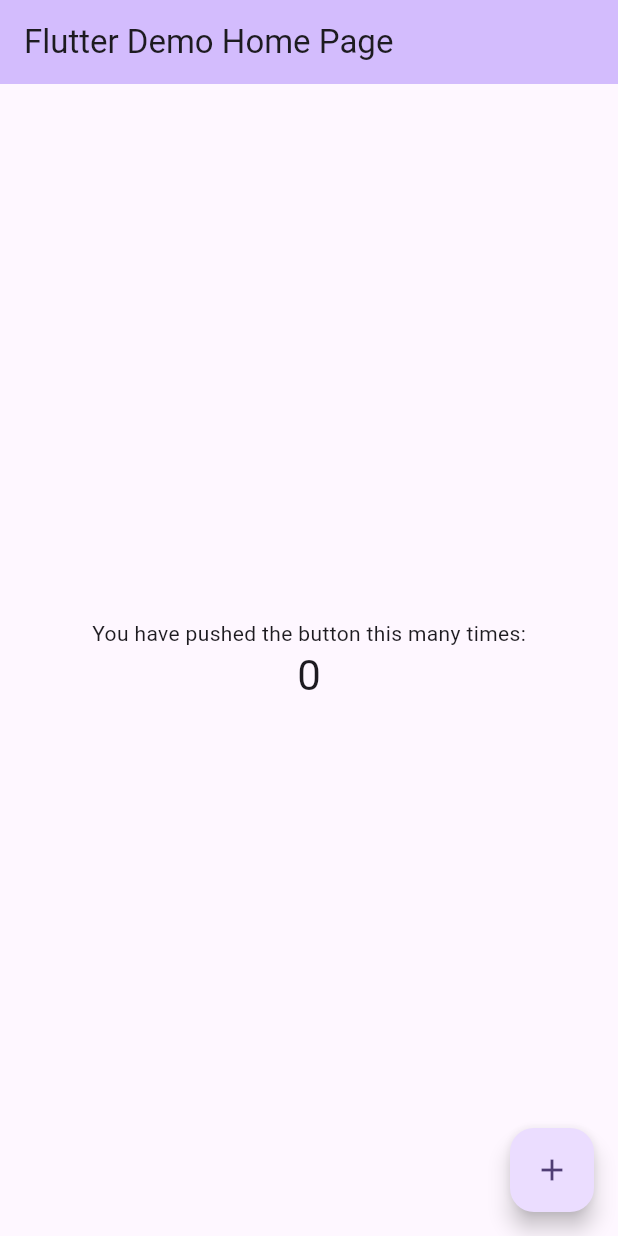
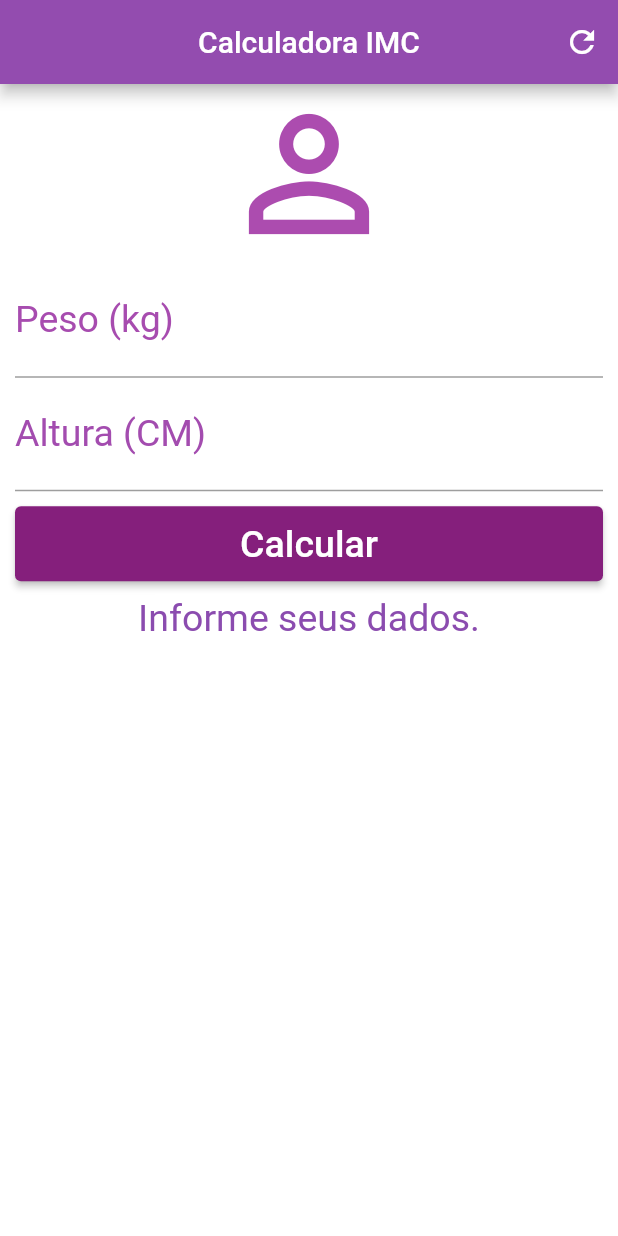
Before and after one commit to suamirochadev/flutter-dio, a Flutter app: the screen it shows after launch, on a phone screen of 412 x 824 dp. Run offline on Flutter 3.47's test engine with Material 2 defaults, Android fonts, the phone set to English and light mode, and no system bars.

Commit message:
Calculadora IMC

```diff
--- a/lib/main.dart
+++ b/lib/main.dart
@@ -1,125 +1,136 @@
 import 'package:flutter/material.dart';
 
 void main() {
-  runApp(const MyApp());
+  runApp(MaterialApp(
+    debugShowCheckedModeBanner: false,
+    home: Home(),
+  ));
 }
 
-class MyApp extends StatelessWidget {
-  const MyApp({super.key});
-
-  // This widget is the root of your application.
+class Home extends StatefulWidget {
   @override
-  Widget build(BuildContext context) {
-    return MaterialApp(
-      title: 'Flutter Demo',
-      theme: ThemeData(
-        // This is the theme of your application.
-        //
-        // TRY THIS: Try running your application with "flutter run". You'll see
-        // the application has a blue toolbar. Then, without quitting the app,
-        // try changing the seedColor in the colorScheme below to Colors.green
-        // and then invoke "hot reload" (save your changes or press the "hot
-        // reload" button in a Flutter-supported IDE, or press "r" if you used
-        // the command line to start the app).
-        //
-        // Notice that the counter didn't reset back to zero; the application
-        // state is not lost during the reload. To reset the state, use hot
-        // restart instead.
-        //
-        // This works for code too, not just values: Most code changes can be
-        // tested with just a hot reload.
-        colorScheme: ColorScheme.fromSeed(seedColor: Colors.deepPurple),
-        useMaterial3: true,
-      ),
-      home: const MyHomePage(title: 'Flutter Demo Home Page'),
-    );
-  }
+  _HomeState createState() => _HomeState();
 }
 
-class MyHomePage extends StatefulWidget {
-  const MyHomePage({super.key, required this.title});
+class _HomeState extends State<Home> {
 
-  // This widget is the home page of your application. It is stateful, meaning
-  // that it has a State object (defined below) that contains fields that affect
-  // how it looks.
+  String _info = "Informe seus dados.";
 
-  // This class is the configuration for the state. It holds the values (in this
-  // case the title) provided by the parent (in this case the App widget) and
-  // used by the build method of the State. Fields in a Widget subclass are
-  // always marked "final".
+  GlobalKey<FormState> _formKey = GlobalKey<FormState>();
 
-  final String title;
+  TextEditingController pesoController = TextEditingController();
+  TextEditingController alturaController = TextEditingController();
 
-  @override
-  State<MyHomePage> createState() => _MyHomePageState();
-}
+  void _resetFields()
+  {
+      pesoController.text = '';
+      alturaController.text = '';
+      setState(() {
+        _info = "Informe seus dados.";
+        _formKey = GlobalKey<FormState>();
+      });
+  }
 
-class _MyHomePageState extends State<MyHomePage> {
-  int _counter = 0;
+  void _calcular(){
+    setState(()
+    {
+      double peso = double.parse(pesoController.text);
+      double altura = double.parse(alturaController.text) / 100;
+      double imc = peso / ( altura * altura);
+      print(imc);
+      if(imc < 18.6){
+        _info = 'Abaixo do Peso (${imc.toStringAsPrecision(3)})';
+      } else if(imc >= 18.6 && imc < 24.9){
+        _info = 'Peso Ideal (${imc.toStringAsPrecision(3)})';
+      } else if(imc >= 24.9 && imc < 29.9){
+        _info = 'Levemente Acima do Peso (${imc.toStringAsPrecision(3)})';
+      } else if(imc >= 29.9 && imc < 34.9){
+        _info = 'Obesidade Grau I (${imc.toStringAsPrecision(3)})';
+      } else if(imc >= 34.9 && imc < 39.9){
+        _info = 'Obesidade Grau II (${imc.toStringAsPrecision(3)})';
+      } else if(imc >= 40){
+        _info = 'Obesidade Grau III (${imc.toStringAsPrecision(3)})';
+      }
 
-  void _incrementCounter() {
-    setState(() {
-      // This call to setState tells the Flutter framework that something has
-      // changed in this State, which causes it to rerun the build method below
-      // so that the display can reflect the updated values. If we changed
-      // _counter without calling setState(), then the build method would not be
-      // called again, and so nothing would appear to happen.
-      _counter++;
     });
   }
 
   @override
   Widget build(BuildContext context) {
-    // This method is rerun every time setState is called, for instance as done
-    // by the _incrementCounter method above.
-    //
-    // The Flutter framework has been optimized to make rerunning build methods
-    // fast, so that you can just rebuild anything that needs updating rather
-    // than having to individually change instances of widgets.
     return Scaffold(
       appBar: AppBar(
-        // TRY THIS: Try changing the color here to a specific color (to
-        // Colors.amber, perhaps?) and trigger a hot reload to see the AppBar
-        // change color while the other colors stay the same.
-        backgroundColor: Theme.of(context).colorScheme.inversePrimary,
-        // Here we take the value from the MyHomePage object that was created by
-        // the App.build method, and use it to set our appbar title.
-        title: Text(widget.title),
+        title: Text("Calculadora IMC"),
+        centerTitle: true,
+        backgroundColor: const Color.fromARGB(255, 147, 76, 175),
+        actions: <Widget>[
+          IconButton(icon: Icon(Icons.refresh), onPressed: _resetFields)
+        ],
       ),
-      body: Center(
-        // Center is a layout widget. It takes a single child and positions it
-        // in the middle of the parent.
-        child: Column(
-          // Column is also a layout widget. It takes a list of children and
-          // arranges them vertically. By default, it sizes itself to fit its
-          // children horizontally, and tries to be as tall as its parent.
-          //
-          // Column has various properties to control how it sizes itself and
-          // how it positions its children. Here we use mainAxisAlignment to
-          // center the children vertically; the main axis here is the vertical
-          // axis because Columns are vertical (the cross axis would be
-          // horizontal).
-          //
-          // TRY THIS: Invoke "debug painting" (choose the "Toggle Debug Paint"
-          // action in the IDE, or press "p" in the console), to see the
-          // wireframe for each widget.
-          mainAxisAlignment: MainAxisAlignment.center,
-          children: <Widget>[
-            const Text(
-              'You have pushed the button this many times:',
-            ),
-            Text(
-              '$_counter',
-              style: Theme.of(context).textTheme.headlineMedium,
-            ),
-          ],
-        ),
-      ),
-      floatingActionButton: FloatingActionButton(
-        onPressed: _incrementCounter,
-        tooltip: 'Increment',
-        child: const Icon(Icons.add),
-      ), // This trailing comma makes auto-formatting nicer for build methods.
+      backgroundColor: Colors.white,
+      body: SingleChildScrollView(
+        padding: EdgeInsets.fromLTRB(10, 0, 10, 0),
+        child: Form(
+          key: _formKey,
+          child: Column(
+            crossAxisAlignment: CrossAxisAlignment.stretch,
+            children: <Widget>[
+              Icon(Icons.person_outline, size: 120.0, color: const Color.fromARGB(255, 172, 76, 175)),
+              TextFormField(
+                keyboardType: TextInputType.number,
+                decoration: const InputDecoration(
+                    labelText: "Peso (kg)",
+                    labelStyle: TextStyle(color: Color.fromARGB(255, 167, 76, 175))),
+                textAlign: TextAlign.center,
+                style: TextStyle(color: const Color.fromARGB(255, 158, 76, 175), fontSize: 25.0),
+                controller: pesoController,
+                validator: (value){
+                  if(value!.isEmpty){
+                    return "Insira seu Peso!";
+                  }
+                  return null;
+                },
+              ),
+              TextFormField(
+                keyboardType: TextInputType.number,
+                decoration: InputDecoration(
+                    labelText: "Altura (CM)",
+                    labelStyle: TextStyle(color: const Color.fromARGB(255, 163, 76, 175))),
+                textAlign: TextAlign.center,
+                style: TextStyle(color: const Color.fromARGB(255, 175, 76, 170), fontSize: 25.0),
+                controller: alturaController,
+                validator: (value){
+                  if(value!.isEmpty){
+                    return "Insira sua Altura!";
+                  }
+                  return null;
+                },
+              ),
+              Padding(
+                padding: EdgeInsets.only(top: 10.0, bottom: 10.0),
+                child: Container(
+                  height: 50,
+                  child: ElevatedButton(
+                    onPressed: (){
+                      if(_formKey.currentState!.validate()){
+                        _calcular();
+                      }
+                    },
+                    child: Text('Calcular',
+                      style: TextStyle(color: Colors.white, fontSize: 25.0),),
+                    style: ElevatedButton.styleFrom(
+                      backgroundColor:Color.fromARGB(255, 133, 31, 124),
+                    )
+                  ),
+                ),
+              ),
+              Text(_info,
+                textAlign: TextAlign.center,
+                style: TextStyle(color: const Color.fromARGB(255, 139, 76, 175), fontSize: 25),
+              )
+            ],
+          ),
+        )
+      )
     );
   }
 }
```
Also changed, not shown: 1 other file.
